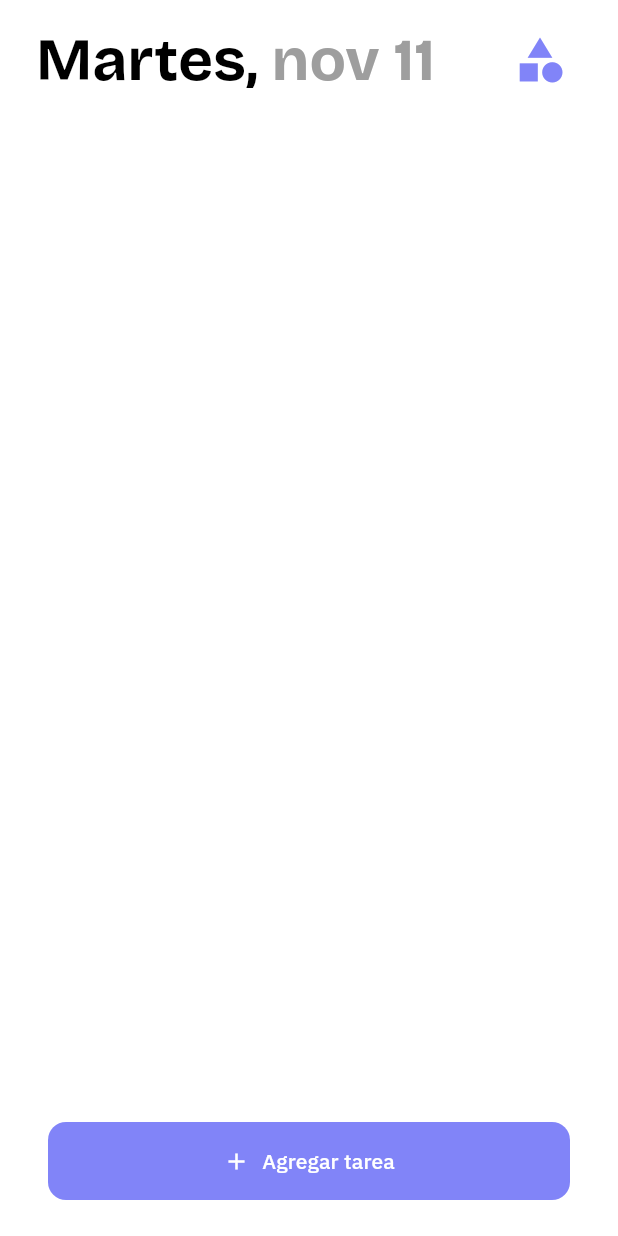
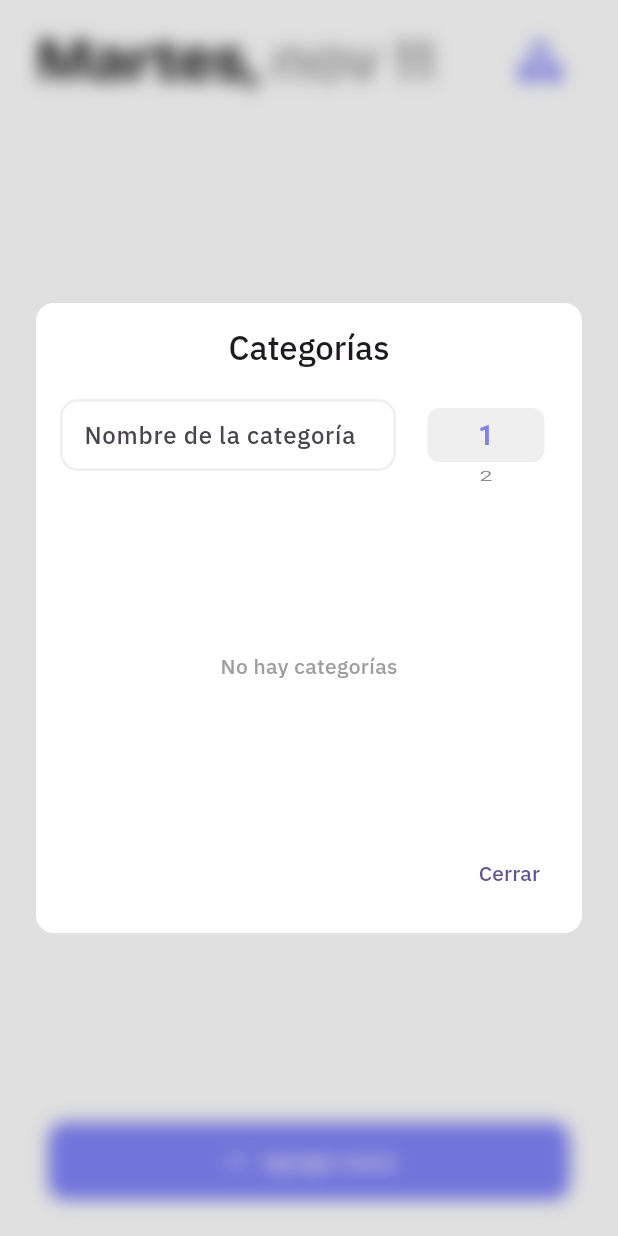
Before and after one commit to GustavoEngineer/KiorApp, a Flutter app: the screen it shows after launch, after a tap on the "category" icon, on a phone screen of 412 x 824 dp. Run offline on Flutter 3.47's test engine with Material 3 defaults, Android fonts, the phone set to English and light mode, and no system bars; our stand-ins replace drift, flutter_riverpod; accounts and stored records are empty; generated files the repository leaves out were written again; project files that could hold a hidden picture were left out.

Commit message:
modificacion del model categoria

```diff
--- a/kiora/lib/features/categorias/presentation/screens/categorias_model.dart
+++ b/kiora/lib/features/categorias/presentation/screens/categorias_model.dart
@@ -0,0 +1,199 @@
+import 'package:flutter/material.dart';
+import 'package:flutter_riverpod/flutter_riverpod.dart';
+import 'package:flutter/cupertino.dart';
+import 'package:kiora/config/app_theme.dart';
+
+/// Simple categories state holder using Riverpod.
+final categoriesProvider =
+    StateNotifierProvider<CategoriesNotifier, List<String>>(
+      (ref) => CategoriesNotifier(),
+    );
+
+class CategoriesNotifier extends StateNotifier<List<String>> {
+  CategoriesNotifier() : super(<String>[]);
+
+  void add(String name) {
+    final trimmed = name.trim();
+    if (trimmed.isEmpty) return;
+    if (state.contains(trimmed)) return;
+    state = [...state, trimmed];
+  }
+
+  void removeAt(int index) {
+    if (index < 0 || index >= state.length) return;
+    final newList = [...state]..removeAt(index);
+    state = newList;
+  }
+}
+
+/// A compact, centered dialog that acts like a small "bottom screen" but
+/// appears centered and constrained so it doesn't take too much space.
+class CategoryCenteredDialog extends ConsumerStatefulWidget {
+  const CategoryCenteredDialog({Key? key}) : super(key: key);
+
+  @override
+  ConsumerState<CategoryCenteredDialog> createState() =>
+      _CategoryCenteredDialogState();
+}
+
+class _CategoryCenteredDialogState
+    extends ConsumerState<CategoryCenteredDialog> {
+  final TextEditingController _controller = TextEditingController();
+  late FixedExtentScrollController _pickerController;
+  int _selectedPriority = 1;
+
+  @override
+  void dispose() {
+    _controller.dispose();
+    _pickerController.dispose();
+    super.dispose();
+  }
+
+  @override
+  void initState() {
+    super.initState();
+    _pickerController = FixedExtentScrollController(initialItem: 0);
+  }
+
+  @override
+  Widget build(BuildContext context) {
+    final categories = ref.watch(categoriesProvider);
+
+    return Dialog(
+      backgroundColor: Colors.white,
+      shape: RoundedRectangleBorder(borderRadius: BorderRadius.circular(12.0)),
+      elevation: 8.0,
+      insetPadding: const EdgeInsets.symmetric(horizontal: 24, vertical: 24),
+      child: ConstrainedBox(
+        constraints: const BoxConstraints(
+          maxWidth: 420,
+          maxHeight: 420,
+          minWidth: 280,
+        ),
+        child: Padding(
+          padding: const EdgeInsets.all(16.0),
+          child: Column(
+            mainAxisSize: MainAxisSize.min,
+            children: [
+              Text('Categorías', style: Theme.of(context).textTheme.titleLarge),
+              const SizedBox(height: 8),
+              Row(
+                crossAxisAlignment: CrossAxisAlignment.center,
+                children: [
+                  Expanded(
+                    child: TextField(
+                      controller: _controller,
+                      decoration: InputDecoration(
+                        hintText: 'Nombre de la categoría',
+                        filled: true,
+                        // keep the input white (dialog is already white) but
+                        // draw a grey rounded border around it.
+                        fillColor: Colors.white,
+                        isDense: true,
+                        contentPadding: const EdgeInsets.symmetric(
+                          horizontal: 12.0,
+                          vertical: 12.0,
+                        ),
+                        border: OutlineInputBorder(
+                          borderRadius: BorderRadius.circular(12.0),
+                        ),
+                        enabledBorder: OutlineInputBorder(
+                          borderRadius: BorderRadius.circular(12.0),
+                          borderSide: BorderSide(
+                            color: Colors.grey.shade200,
+                            width: 1.6,
+                          ),
+                        ),
+                        focusedBorder: OutlineInputBorder(
+                          borderRadius: BorderRadius.circular(12.0),
+                          borderSide: BorderSide(
+                            color: Colors.grey.shade400,
+                            width: 2.0,
+                          ),
+                        ),
+                      ),
+                      onSubmitted: (_) => _addCategory(),
+                    ),
+                  ),
+                  const SizedBox(width: 12),
+                  // Wheel picker (1..5) to choose a numeric option
+                  SizedBox(
+                    width: 96,
+                    height: 72,
+                    child: CupertinoPicker(
+                      scrollController: _pickerController,
+                      itemExtent: 36,
+                      onSelectedItemChanged: (i) {
+                        setState(() {
+                          _selectedPriority = i + 1;
+                        });
+                      },
+                      children: List<Widget>.generate(
+                        5,
+                        (i) => Center(
+                          child: Text(
+                            '${i + 1}',
+                            style: i + 1 == _selectedPriority
+                                ? const TextStyle(
+                                    fontSize: 18,
+                                    fontWeight: FontWeight.w700,
+                                    color: KioraColors.accentKiora,
+                                  )
+                                : const TextStyle(
+                                    fontSize: 16,
+                                    fontWeight: FontWeight.normal,
+                                  ),
+                          ),
+                        ),
+                      ),
+                    ),
+                  ),
+                ],
+              ),
+              const SizedBox(height: 12),
+              // List area: keep it flexible but constrained so dialog isn't huge
+              Expanded(
+                child: categories.isEmpty
+                    ? const Center(
+                        child: Text(
+                          'No hay categorías',
+                          style: TextStyle(color: Colors.grey),
+                        ),
+                      )
+                    : ListView.separated(
+                        shrinkWrap: true,
+                        itemCount: categories.length,
+                        separatorBuilder: (_, __) => const Divider(height: 1),
+                        itemBuilder: (ctx, i) => ListTile(
+                          title: Text(categories[i]),
+                          trailing: IconButton(
+                            icon: const Icon(Icons.delete_outline),
+                            onPressed: () => ref
+                                .read(categoriesProvider.notifier)
+                                .removeAt(i),
+                          ),
+                        ),
+                      ),
+              ),
+              const SizedBox(height: 8),
+              Align(
+                alignment: Alignment.centerRight,
+                child: TextButton(
+                  onPressed: () => Navigator.of(context).pop(),
+                  child: const Text('Cerrar'),
+                ),
+              ),
+            ],
+          ),
+        ),
+      ),
+    );
+  }
+
+  void _addCategory() {
+    final text = _controller.text.trim();
+    if (text.isEmpty) return;
+    ref.read(categoriesProvider.notifier).add(text);
+    _controller.clear();
+  }
+}
--- a/kiora/lib/features/home/presentation/screens/home_screen.dart
+++ b/kiora/lib/features/home/presentation/screens/home_screen.dart
@@ -6,6 +6,8 @@ import 'package:kiora/features/tareas/presentation/widgets/quick_add_buttom_noti
     as quick_add;
 import 'package:kiora/features/tareas/presentation/widgets/quick_add_form_content.dart';
 import 'package:kiora/features/tareas/presentation/providers/form_visibility_provider.dart';
+import 'package:kiora/features/categorias/presentation/screens/categorias_model.dart';
+import 'dart:ui' show ImageFilter;
 // Sidebar / drawer removed. Drawer notifier and panel were deleted.
 
 class DateHeader extends ConsumerWidget {
@@ -59,10 +61,34 @@ class DateHeader extends ConsumerWidget {
                                   child: Center(
                                     child: GestureDetector(
                                       behavior: HitTestBehavior.opaque,
-                                      onTap: () {
-                                        // Funcionalidad de categorías eliminada.
-                                        // El icono se conserva como elemento visual.
-                                        // (Antes abría `CategoryCenteredDialog`.)
+                                      onTap: () async {
+                                        // Abrir diálogo centrado con blur de fondo.
+                                        await showGeneralDialog(
+                                          context: context,
+                                          barrierDismissible: true,
+                                          barrierLabel: 'Categorías',
+                                          barrierColor: Colors.transparent,
+                                          transitionDuration: const Duration(
+                                            milliseconds: 180,
+                                          ),
+                                          pageBuilder:
+                                              (context, animation, secondary) {
+                                                return BackdropFilter(
+                                                  filter: ImageFilter.blur(
+                                                    sigmaX: 6.0,
+                                                    sigmaY: 6.0,
+                                                  ),
+                                                  child: Container(
+                                                    color: Colors.black
+                                                        .withOpacity(0.12),
+                                                    child: Center(
+                                                      child:
+                                                          const CategoryCenteredDialog(),
+                                                    ),
+                                                  ),
+                                                );
+                                              },
+                                        );
                                       },
                                       child: Icon(
                                         Icons.category,
```
